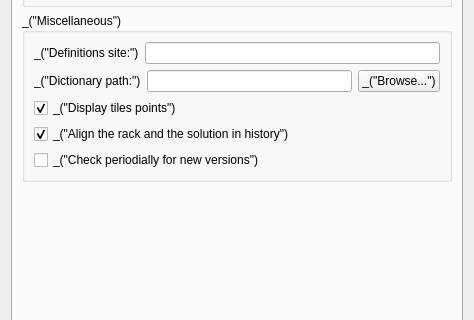
cjlano/eliot, file qt/ui/prefs_dialog.ui: the form before one commit; both pictures show x 0 to 474 and y 184 to 504 of the 474 by 740 pixel window.
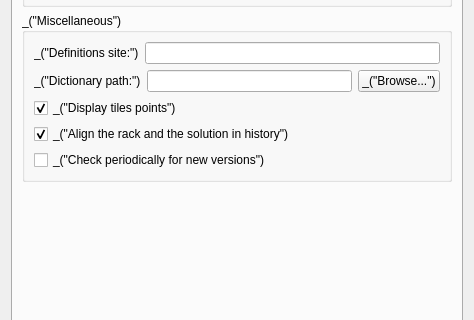
The form after the commit.

Diff of the .ui file:
```diff
--- a/qt/ui/prefs_dialog.ui
+++ b/qt/ui/prefs_dialog.ui
@@ -187,7 +187,7 @@
           <item>
            <widget class="QCheckBox" name="checkBoxIntfCheckUpdates">
             <property name="text">
-             <string>_(&quot;Check periodially for new versions&quot;)</string>
+             <string>_(&quot;Check periodically for new versions&quot;)</string>
             </property>
            </widget>
           </item>
```
